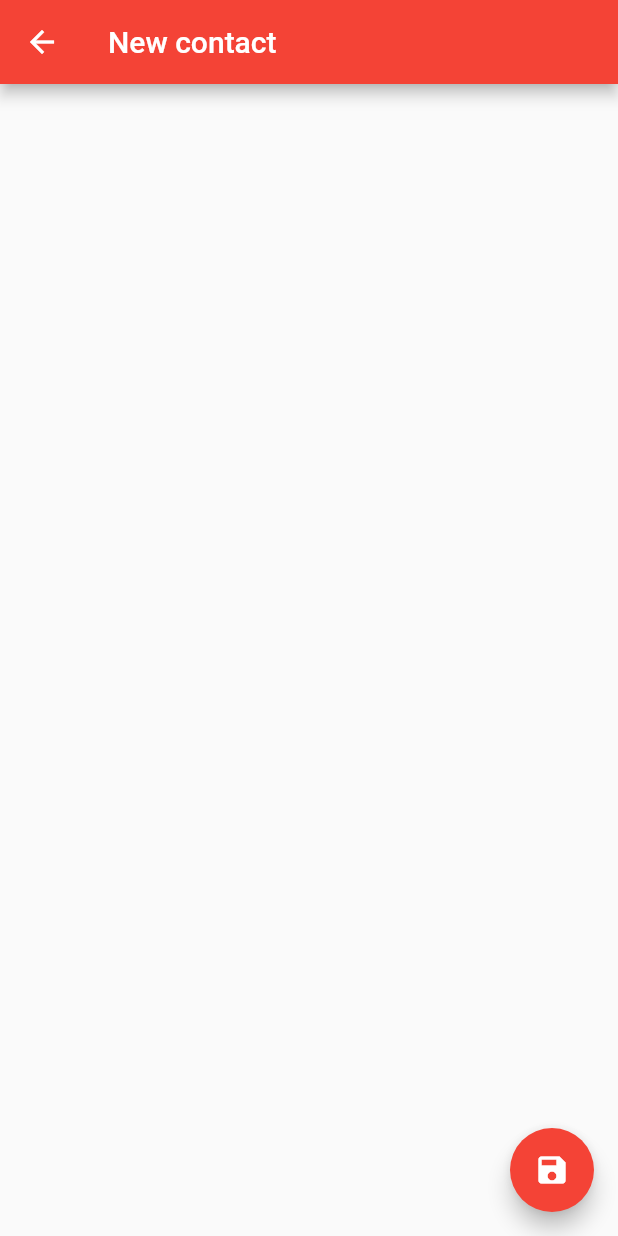
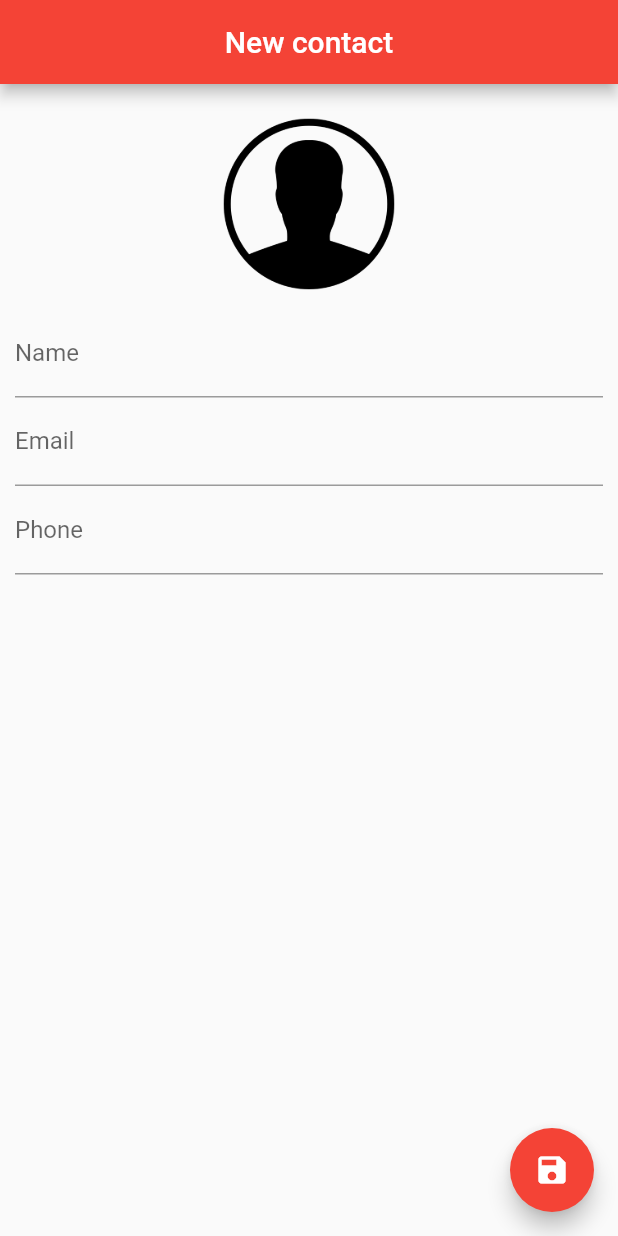
Before and after one commit to JoaoDanilo/contacts, a Flutter app: the ContactPage screen opened directly, on a phone screen of 412 x 824 dp. Run offline on Flutter 3.47's test engine with Material 2 defaults, Android fonts, the phone set to English and light mode, and no system bars; our stand-ins replace sqflite; accounts and stored records are empty.

Commit message:
added controller of new page

```diff
--- a/lib/main.dart
+++ b/lib/main.dart
@@ -1,7 +1,8 @@
 
+import 'package:contacts/pages/contactPage.dart';
 import 'package:flutter/material.dart';
 import 'pages/homePage.dart';
 
 void main() {
-  runApp(MaterialApp(home: HomePage(),));
+  runApp(MaterialApp(home: ContactPage()),);
 }
--- a/lib/pages/contactPage.dart
+++ b/lib/pages/contactPage.dart
@@ -1,3 +1,5 @@
+import 'dart:io';
+
 import 'package:contacts/helpers/contactHelper.dart';
 import 'package:flutter/material.dart';
 
@@ -13,12 +15,18 @@ class ContactPage extends StatefulWidget {
 
 class _ContactPageState extends State<ContactPage> {
 
+  final _nameController = TextEditingController();
+  final _emailController = TextEditingController();
+  final _phoneController = TextEditingController();
+
+  bool _userEdited = false;
   Contact _editedContact;
 
   Widget main() {
     return Scaffold(
       appBar: _appBar(),
       floatingActionButton: _floatButton(),
+      body: _body(),
     );
   }
 
@@ -26,6 +34,7 @@ class _ContactPageState extends State<ContactPage> {
     return AppBar(
       backgroundColor: Colors.red,
       title: Text(_editedContact.name ?? "New contact"),
+      centerTitle: true,
     );
   }
 
@@ -35,6 +44,56 @@ class _ContactPageState extends State<ContactPage> {
       child: Icon(Icons.save),
       onPressed: (){},
 
+    );
+  }
+
+  Widget _body() {
+    return SingleChildScrollView(
+      padding: EdgeInsets.all(10),
+      child: Column(
+        children: <Widget>[
+          GestureDetector(
+            child:  Container(
+                      width: 140,
+                      height: 140,
+                      decoration: BoxDecoration(
+                        shape: BoxShape.circle,
+                        image: DecorationImage(
+                          image: _editedContact.img != null ? FileImage(File(_editedContact.img)): AssetImage("images/person.png")
+                        ),
+                      ),
+                    ),
+          ),
+          TextField(
+            decoration: InputDecoration(labelText: "Name"),
+            controller: _nameController,
+            onChanged: (text){
+              _userEdited = true;
+              setState(() {
+                _editedContact.name = text;
+              });
+            },
+          ),
+          TextField(
+            decoration: InputDecoration(labelText: "Email"),
+            keyboardType: TextInputType.emailAddress,
+            controller: _emailController,
+            onChanged: (text){
+              _userEdited = true;
+              _editedContact.email = text;
+            },
+          ),
+          TextField(
+            decoration: InputDecoration(labelText: "Phone"),
+            keyboardType: TextInputType.phone,
+            controller: _phoneController,
+            onChanged: (text){
+              _userEdited = true;
+              _editedContact.phone = text;
+            },
+          ),
+        ],
+      ),
     );
   }
 
@@ -52,6 +111,10 @@ class _ContactPageState extends State<ContactPage> {
     }
     else {
       _editedContact = Contact.fromMap(widget.contact.toMap());
+
+      _nameController.text = _editedContact.name;
+      _emailController.text = _editedContact.email;
+      _phoneController.text = _editedContact.phone;
     }
   }
 }
```
